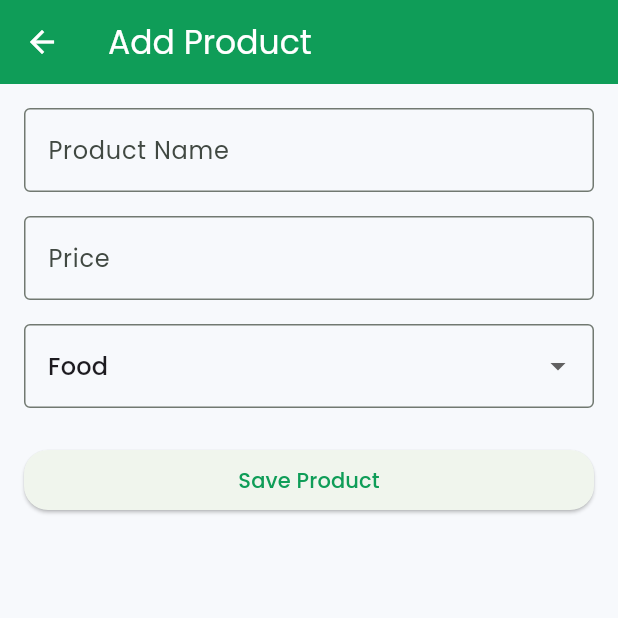
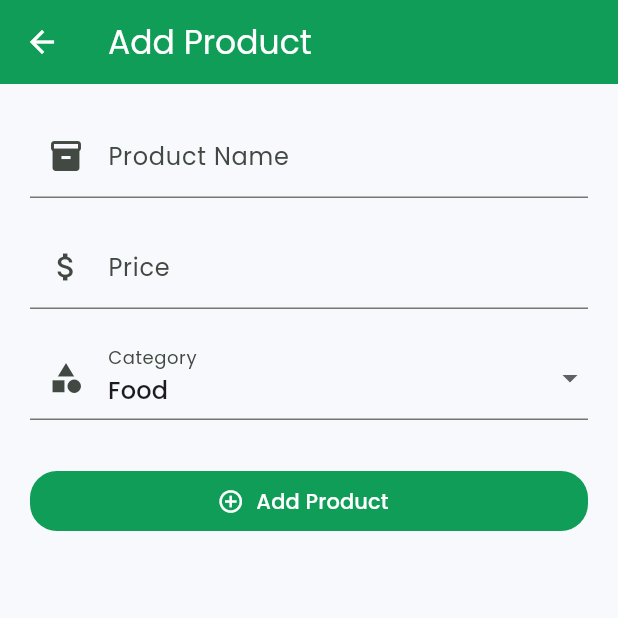
Before and after one commit to elrider-stack/pricebook, a Flutter app: the AddProductScreen screen opened directly, on a phone screen of 412 x 824 dp, the top half of it. Run offline on Flutter 3.47's test engine with Material 3 defaults, Android fonts, the phone set to English and light mode, and no system bars; our stand-ins replace flex_color_scheme, google_fonts, sqflite; accounts and stored records are empty.

Commit message:
Premium Add Product screen

```diff
--- a/lib/screens/add_product_screen.dart
+++ b/lib/screens/add_product_screen.dart
@@ -13,8 +13,10 @@ class AddProductScreen extends StatefulWidget {
 }
 
 class _AddProductScreenState extends State<AddProductScreen> {
-  final _nameController = TextEditingController();
-  final _priceController = TextEditingController();
+  final _formKey = GlobalKey<FormState>();
+
+  final _name = TextEditingController();
+  final _price = TextEditingController();
 
   String _category = 'Food';
 
@@ -23,46 +25,16 @@ class _AddProductScreenState extends State<AddProductScreen> {
     super.initState();
 
     if (widget.product != null) {
-      _nameController.text = widget.product!.name;
-      _priceController.text = widget.product!.price.toString();
+      _name.text = widget.product!.name;
+      _price.text = widget.product!.price.toString();
       _category = widget.product!.category;
-    }
-  }
-
-  Future<void> saveProduct() async {
-    final name = _nameController.text.trim();
-    final price = double.tryParse(_priceController.text);
-
-    if (name.isEmpty || price == null) {
-      ScaffoldMessenger.of(context).showSnackBar(
-        const SnackBar(content: Text('Enter valid product details')),
-      );
-      return;
-    }
-
-    final product = Product(
-      id: widget.product?.id,
-      name: name,
-      price: price,
-      category: _category,
-      createdAt: widget.product?.createdAt ?? DateTime.now().toIso8601String(),
-    );
-
-    if (widget.product == null) {
-      await DatabaseHelper.instance.insertProduct(product);
-    } else {
-      await DatabaseHelper.instance.updateProduct(product);
-    }
-
-    if (mounted) {
-      Navigator.pop(context);
     }
   }
 
   @override
   void dispose() {
-    _nameController.dispose();
-    _priceController.dispose();
+    _name.dispose();
+    _price.dispose();
     super.dispose();
   }
 
@@ -73,53 +45,91 @@ class _AddProductScreenState extends State<AddProductScreen> {
     return Scaffold(
       appBar: AppBar(title: Text(editing ? 'Edit Product' : 'Add Product')),
       body: Padding(
-        padding: const EdgeInsets.all(16),
-        child: Column(
+        padding: const EdgeInsets.all(20),
+        child: Form(
+          key: _formKey,
+          child: ListView(
             children: [
-            TextField(
-              controller: _nameController,
+              TextFormField(
+                controller: _name,
                 decoration: const InputDecoration(
                   labelText: 'Product Name',
-                border: OutlineInputBorder(),
+                  prefixIcon: Icon(Icons.inventory_2),
                 ),
+                validator: (v) => v == null || v.isEmpty ? 'Required' : null,
               ),
-            const SizedBox(height: 16),
-            TextField(
-              controller: _priceController,
+
+              const SizedBox(height: 18),
+
+              TextFormField(
+                controller: _price,
                 keyboardType: const TextInputType.numberWithOptions(
                   decimal: true,
                 ),
                 decoration: const InputDecoration(
                   labelText: 'Price',
-                border: OutlineInputBorder(),
+                  prefixIcon: Icon(Icons.attach_money),
                 ),
+                validator: (v) => v == null || v.isEmpty ? 'Required' : null,
               ),
-            const SizedBox(height: 16),
+
+              const SizedBox(height: 18),
+
               DropdownButtonFormField<String>(
                 initialValue: _category,
-              decoration: const InputDecoration(border: OutlineInputBorder()),
+                decoration: const InputDecoration(
+                  labelText: 'Category',
+                  prefixIcon: Icon(Icons.category),
+                ),
                 items: const [
                   DropdownMenuItem(value: 'Food', child: Text('Food')),
+                  DropdownMenuItem(value: 'Drinks', child: Text('Drinks')),
                   DropdownMenuItem(value: 'Snacks', child: Text('Snacks')),
-                DropdownMenuItem(value: 'Drinks', child: Text('Drinks')),
+                  DropdownMenuItem(value: 'Goods', child: Text('Goods')),
                 ],
                 onChanged: (value) {
-                if (value == null) return;
-
-                setState(() {
-                  _category = value;
-                });
+                  if (value != null) {
+                    setState(() => _category = value);
+                  }
                 },
               ),
-            const SizedBox(height: 24),
-            SizedBox(
-              width: double.infinity,
-              child: ElevatedButton(
-                onPressed: saveProduct,
-                child: Text(editing ? 'Update Product' : 'Save Product'),
+
+              const SizedBox(height: 30),
+
+              FilledButton.icon(
+                icon: Icon(
+                  editing ? Icons.save_rounded : Icons.add_circle_outline,
                 ),
+                label: Text(editing ? 'Save Changes' : 'Add Product'),
+                onPressed: () async {
+                  if (!_formKey.currentState!.validate()) {
+                    return;
+                  }
+
+                  final product = Product(
+                    id: widget.product?.id,
+                    name: _name.text.trim(),
+                    price: double.parse(_price.text),
+                    category: _category,
+                    imagePath: widget.product?.imagePath ?? '',
+                    favorite: widget.product?.favorite ?? false,
+                    createdAt:
+                        widget.product?.createdAt ??
+                        DateTime.now().toIso8601String(),
+                  );
+
+                  if (editing) {
+                    await DatabaseHelper.instance.updateProduct(product);
+                  } else {
+                    await DatabaseHelper.instance.insertProduct(product);
+                  }
+
+                  if (!context.mounted) return;
+                  Navigator.pop(context);
+                },
               ),
             ],
+          ),
         ),
       ),
     );
```
Lines whose indentation alone changed are shown as unchanged.
